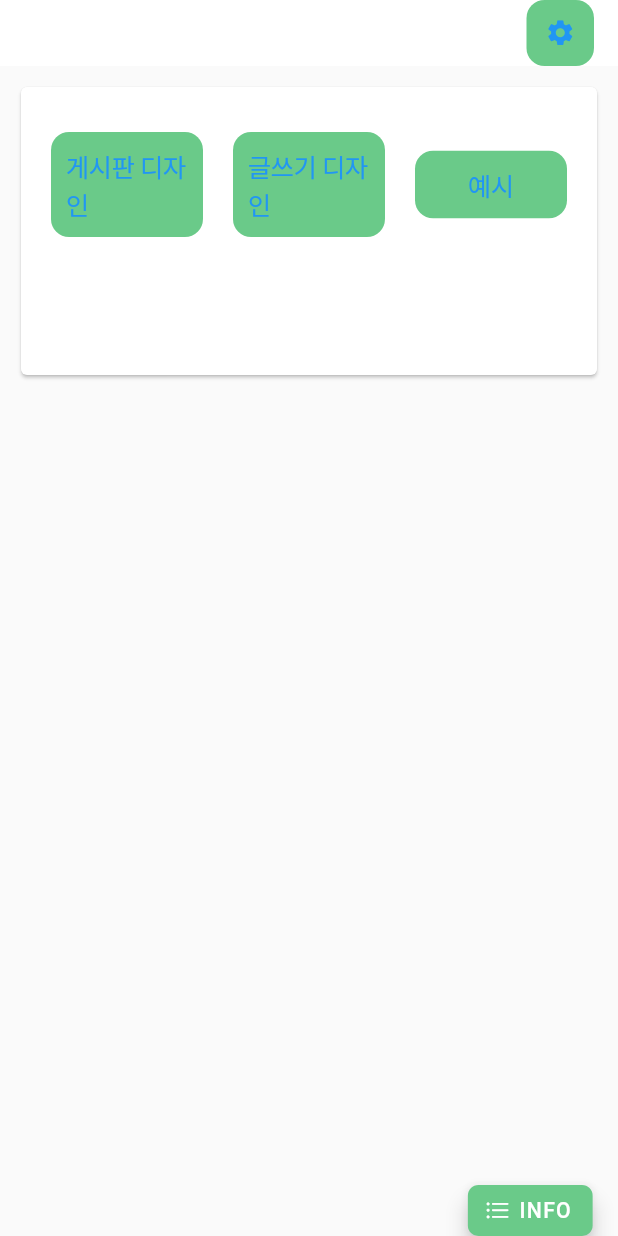
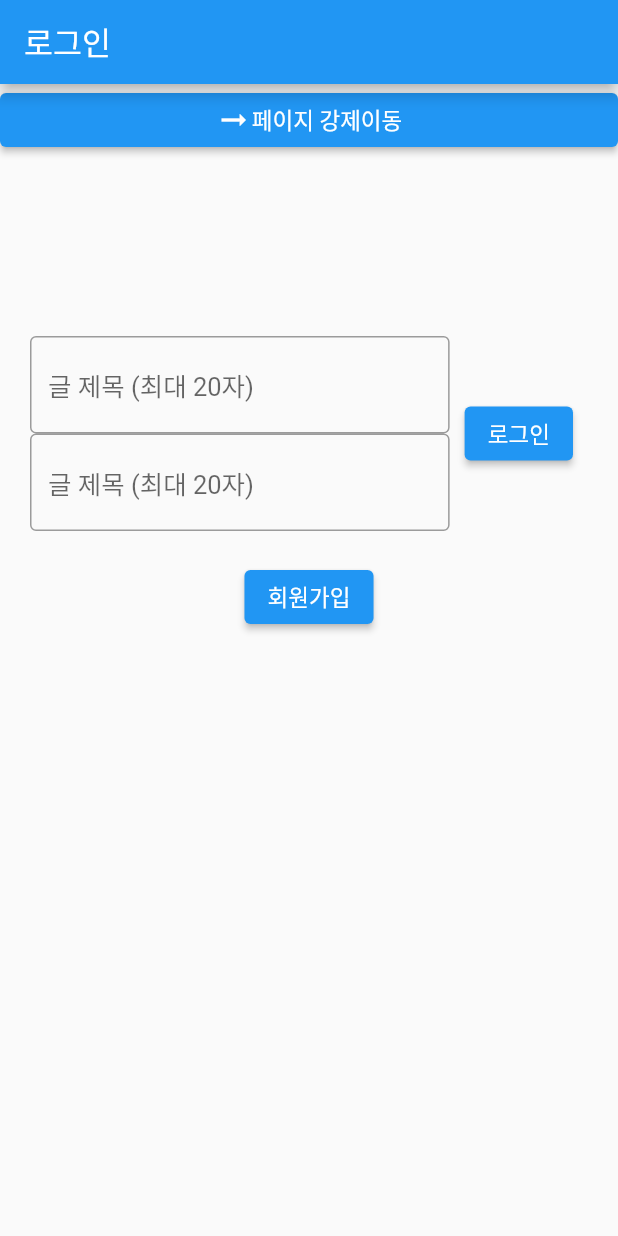
Before and after one commit to Ah-yeong/design_project, a Flutter app: the screen it shows after launch, on a phone screen of 412 x 824 dp. Run offline on Flutter 3.47's test engine with Material 2 defaults, Android fonts, the light colour scheme and no system bars; our stand-ins replace cloud_firestore, custom_radio_grouped_button, firebase_auth, firebase_core, get, google_maps_flutter and 1 more; missing offline and left inert: ntp; accounts and stored records are empty.

Commit message:
메인 폼 변경

```diff
--- a/lib/main.dart
+++ b/lib/main.dart
@@ -2,13 +2,18 @@ import 'package:design_project/Boards/BoardLocationPage.dart';
 import 'package:design_project/Boards/BoardPageMainHub.dart';
 import 'package:design_project/Boards/BoardWritingPage.dart';
 import 'package:flutter/material.dart';
-import 'package:flutter/cupertino.dart';
+import 'package:firebase_core/firebase_core.dart';
+import 'package:firebase_auth/firebase_auth.dart';
 import 'package:flutter_localizations/flutter_localizations.dart';
+import 'Auth/SignUpPage.dart';
 import 'resources.dart';
+import 'package:get/get.dart';
 
 final navigatorKey = GlobalKey<NavigatorState>();
 
-void main() {
+Future<void> main() async {
+  WidgetsFlutterBinding.ensureInitialized();
+  await Firebase.initializeApp();
   runApp(const MyApp());
 }
 
@@ -18,11 +23,12 @@ class MyApp extends StatelessWidget {
   // This widget is the root of your application.
   @override
   Widget build(BuildContext context) {
-    return MaterialApp(
+    return GetMaterialApp(
       title: 'Design Demo',
       localizationsDelegates: [
         GlobalMaterialLocalizations.delegate,
         GlobalWidgetsLocalizations.delegate,
+        GlobalCupertinoLocalizations.delegate
       ],
       supportedLocales: [
         const Locale('ko', 'KR'),
@@ -40,125 +46,159 @@ class MyHomePage extends StatefulWidget {
 }
 
 class _MyHomePage extends State<MyHomePage> {
+  final _formKey = GlobalKey<FormState>();
+  TextEditingController? controllerId;
+  TextEditingController? controllerPw;
+
   @override
   Widget build(BuildContext context) {
-    return GestureDetector(
-      onTap: () {
-        FocusManager.instance.primaryFocus?.unfocus();
+    return Scaffold(
+      appBar: AppBar(
+        title: Text("로그인"),
+      ),
+      body: SafeArea(
+        bottom: true,
+          child: Form(
+        key: _formKey,
+        child: Column(
+          children: [
+            Center(
+              child: ElevatedButton(
+                child: Row(
+                  mainAxisAlignment: MainAxisAlignment.center,
+                  children: const [
+                    Hero(tag: 'detail', child: Icon(Icons.arrow_right_alt)),
+                    Text('페이지 강제이동')
+                  ],
+                ),
+                onPressed: () {
+                  Get.off(() => BoardPageMainHub());
                 },
-      child: CupertinoPageScaffold(
-            backgroundColor: Colors.white,
-            navigationBar: CupertinoNavigationBar(
-                middle: const Text(
-                  'APP NAME',
-                  style: TextStyle(color: Colors.white),
-                ),
-                trailing: SizedBox(
-                  height: 45,
-                  width: 45,
-                  child: CupertinoButton(
-                    padding: const EdgeInsets.all(0),
-                    onPressed: () {},
-                    minSize: 0,
-                    color: styleColor,
-                    child: const Icon(Icons.settings),
               ),
             ),
-                backgroundColor: styleColor),
-            child: Scaffold(
-              floatingActionButtonLocation:
-                  FloatingActionButtonLocation.endDocked,
-              floatingActionButton: SizedBox(
-                height: 34,
-                width: 85,
-                child: FittedBox(
-                  child: FloatingActionButton.extended(
-                    backgroundColor: styleColor,
-                    icon: const Icon(CupertinoIcons.list_bullet),
-                    onPressed: () {},
-                    label: const Text(
-                      "INFO",
-                      style: TextStyle(fontSize: 20),
+            SizedBox(
+              height: 100,
             ),
-                    shape: RoundedRectangleBorder(
-                        borderRadius: BorderRadius.circular(10)),
-                  ),
-                ),
-              ),
-              body: SafeArea(
-                bottom: false,
+            Padding(
+              padding: EdgeInsets.all(20),
+              child: Row(
+                children: [
+                  Expanded(
                     child: Column(
                       children: [
-                    Padding(
-                      padding: EdgeInsets.all(10),
-                      child: SizedBox(
-                        height: 200,
-                        child: Card(
-                            child: Padding(
-                          padding: EdgeInsets.all(10),
-                          child: Column(
-                            children: [
-                              const Padding(padding: EdgeInsets.only(top: 20)),
-                              Row(
-                                children: [
-                                  Expanded(
-                                      child: Padding(
-                                    padding:
-                                        EdgeInsets.only(left: 10, right: 10),
-                                    child: CupertinoButton(
-                                      child: Text('게시판 디자인'),
-                                      color: styleColor,
-                                      padding: EdgeInsets.all(10),
-                                      minSize: 0,
-                                      onPressed: () {Navigator.of(context).push(MaterialPageRoute(
-                                        builder: (context) => const BoardPageDesign()));
-                                      },
+                        TextField(
+                          controller: controllerId,
+                          decoration: const InputDecoration(
+                          hintText: "글 제목 (최대 20자)",
+                          border: OutlineInputBorder(),
+                          counterText: "",
+                          )
                         ),
-                                  )),
-                                  Expanded(
-                                      child: Padding(
-                                    padding:
-                                        EdgeInsets.only(left: 10, right: 10),
-                                    child: CupertinoButton(
-                                      child: Text('글쓰기 디자인'),
-                                      color: styleColor,
-                                      minSize: 0,
-                                      padding: EdgeInsets.all(10),
-                                      onPressed: () {Navigator.of(context).push(MaterialPageRoute(
-                                        builder: (context) => BoardWritingPage()));
-                                      },
-                                    ),
-                                  )),
-                                  Expanded(
-                                      child: Padding(
-                                        padding:
-                                        EdgeInsets.only(left: 10, right: 10),
-                                        child: CupertinoButton(
-                                          child: Text('예시'),
-                                          color: styleColor,
-                                          minSize: 0,
-                                          padding: EdgeInsets.all(10),
-                                          onPressed: () {Navigator.of(context).push(MaterialPageRoute(
-                                              builder: (context) => const BoardLocationPage()));
-                                          },
-                                        ),
-                                      )),
-                                ],
-                              ),
-                              const Padding(padding: EdgeInsets.only(top: 20)),
-                              Row(
-                                children: [
-                                ],
+                        TextField(
+                          controller: controllerPw,
+                          obscureText: true,
+                            decoration: const InputDecoration(
+                              hintText: "글 제목 (최대 20자)",
+                              border: OutlineInputBorder(),
+                              counterText: "",
+                            )
                         )
                       ],
                     ),
-                        )),
+                  ),
+                  Padding(
+                    padding: EdgeInsets.only(left: 10, right: 10),
+                    child: ElevatedButton(
+                      onPressed: () => _login(),
+                      child: const Text('로그인'),
                     ),
                   )
                 ],
               ),
             ),
+            ElevatedButton(
+                child: Text('회원가입'),
+                onPressed: () {
+                  Navigator.of(context).push(
+                      MaterialPageRoute(builder: (cont) => const SignUpPage()));
+                }),
+          ],
+        ),
       )),
     );
   }
+
+  _auth() {
+    Future.delayed(const Duration(milliseconds: 100), () {
+      if (FirebaseAuth.instance.currentUser != null) {
+        Get.off(() => const BoardPageMainHub());
       }
+    });
+  }
+
+  _login() async {
+    if (controllerId!.text.isEmpty) {
+      showAlert("이메일을 입력해주세요!", context);
+      return;
+    }
+    if (controllerPw!.text.isEmpty) {
+      showAlert("비밀번호를 입력해주세요!", context);
+      return;
+    }
+    if (_formKey.currentState!.validate()) {
+      FocusScope.of(context).requestFocus(FocusNode());
+
+      // Firebase 사용자 인증, 등록
+      try {
+        await FirebaseAuth.instance.signInWithEmailAndPassword(
+            email: controllerId!.text, password: controllerPw!.text);
+        if (FirebaseAuth.instance.currentUser!.emailVerified) {
+          Get.off(() => const BoardPageMainHub());
+        } else {
+          showPopup("이메일 인증을 확인해주세요.", 1250);
+          return;
+        }
+      } on FirebaseAuthException catch (e) {
+        String message = '';
+
+        if (e.code == 'user-not-found' || e.code == 'wrong-password') {
+          message = '사용자 이름 및 암호를 확인하세요';
+        } else if (e.code == 'invalid-email') {
+          message = '이메일을 확인하세요';
+        } else {
+          message = e.code;
+        }
+        showPopup(message, 1250);
+      }
+    }
+  }
+
+  void showPopup(String message, int duration) {
+    final snackBar = SnackBar(
+      content: Text(message),
+      duration: Duration(milliseconds: duration),
+    );
+
+    // Find the ScaffoldMessenger in the widget tree
+    // and use it to show a SnackBar.
+    ScaffoldMessenger.of(context).showSnackBar(snackBar);
+  }
+
+  _logout() async {
+    await FirebaseAuth.instance.signOut();
+  }
+
+  @override
+  dispose() async {
+    super.dispose();
+  }
+
+  @override
+  void initState() {
+    super.initState();
+    controllerId = TextEditingController();
+    controllerPw = TextEditingController();
+
+    _auth();
+  }
+}
--- a/pubspec.yaml
+++ b/pubspec.yaml
@@ -45,6 +45,7 @@ dependencies:
   firebase_auth: ^4.6.1
   firebase_core: ^2.13.0
   cloud_firestore: ^4.7.1
+  get: ^4.6.5
 
 dev_dependencies:
   flutter_test:
```
Also changed, not shown: lib/Auth/SignUpPage.dart (added, +312 -0 lines), lib/Boards/BoardPageMainHub.dart (+4 -4 lines), lib/resources.dart (+11 -0 lines), pubspec.lock, 25 other files. Lines whose indentation alone changed are shown as unchanged.
